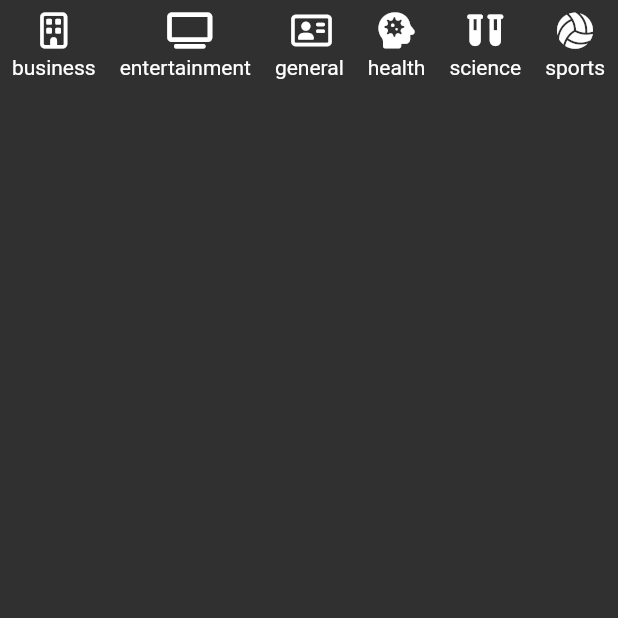
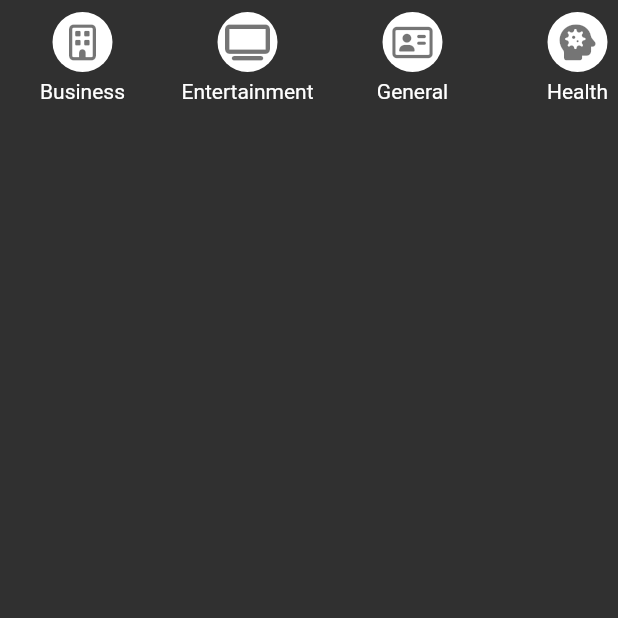
Before and after one commit to nachom96/newsapp, a Flutter app: the Tab2Page screen opened directly, on a phone screen of 412 x 824 dp, the top half of it. Run offline on Flutter 3.47's test engine with Material 2 defaults, Android fonts, the phone set to English and light mode, and no system bars; our stand-ins replace font_awesome_flutter; network calls fail.

Commit message:
Menú categorías mejorado

```diff
--- a/lib/src/pages/tab2_page.dart
+++ b/lib/src/pages/tab2_page.dart
@@ -1,4 +1,5 @@
 import 'package:flutter/material.dart';
+import 'package:newsapp/src/models/category_model.dart';
 import 'package:newsapp/src/services/news_service.dart';
 import 'package:provider/provider.dart';
 
@@ -30,17 +31,52 @@ class _ListaCategorias extends StatelessWidget {
       scrollDirection: Axis.horizontal,
       itemCount: categories.length,
       itemBuilder: (BuildContext context, int index) {
-        return Padding(
-          padding: EdgeInsets.all(8),
+
+        final cName = categories[index].name; // Para capitalizar el texto
+
+        // Este SizedBox es simplemente para que haya un poquito de separación
+        return SizedBox(
+          width: 110,
+          child: Padding(
+            padding: const EdgeInsets.all(8),
             child: Column(
               children: [
-              Icon( categories[index].icon),
+                _CategoryButton(categoria: categories[index]),
                 const SizedBox(height: 5,),
-              Text( categories[index].name ),
+                Text( '${ cName[0].toUpperCase() }${cName.substring(1)}'),
               ],
+            ),
             ),
         );
       },
     );
   }
 }
+
+class _CategoryButton extends StatelessWidget {
+
+  final Category categoria;
+
+  const _CategoryButton({required this.categoria});
+
+
+  @override
+  Widget build(BuildContext context) {
+    return GestureDetector(
+      onTap: (){ print('${categoria.name}');},
+      child: Container(
+        width: 40,
+        height: 40,
+        margin: const EdgeInsets.symmetric(horizontal: 10),
+        decoration: const BoxDecoration(
+          shape: BoxShape.circle,
+          color: Colors.white,
+        ),
+        child: Icon(
+          categoria.icon,
+          color: Colors.black54,
+        ),
+      ),
+    );
+  }
+}
```
Lines whose indentation alone changed are shown as unchanged.
